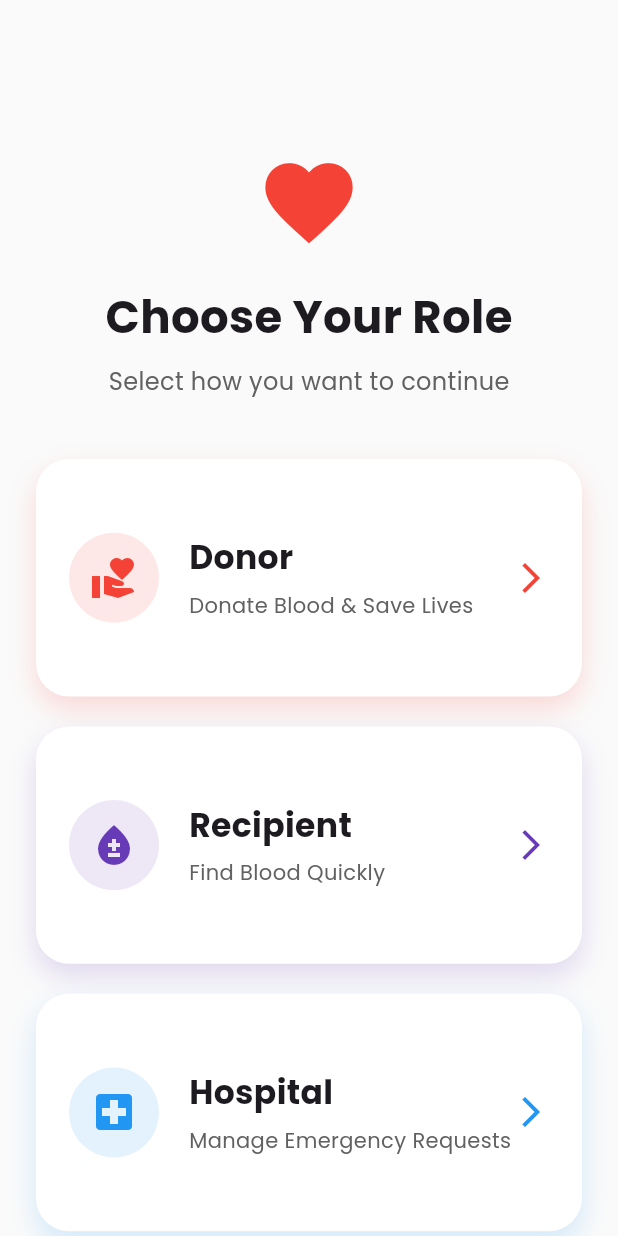
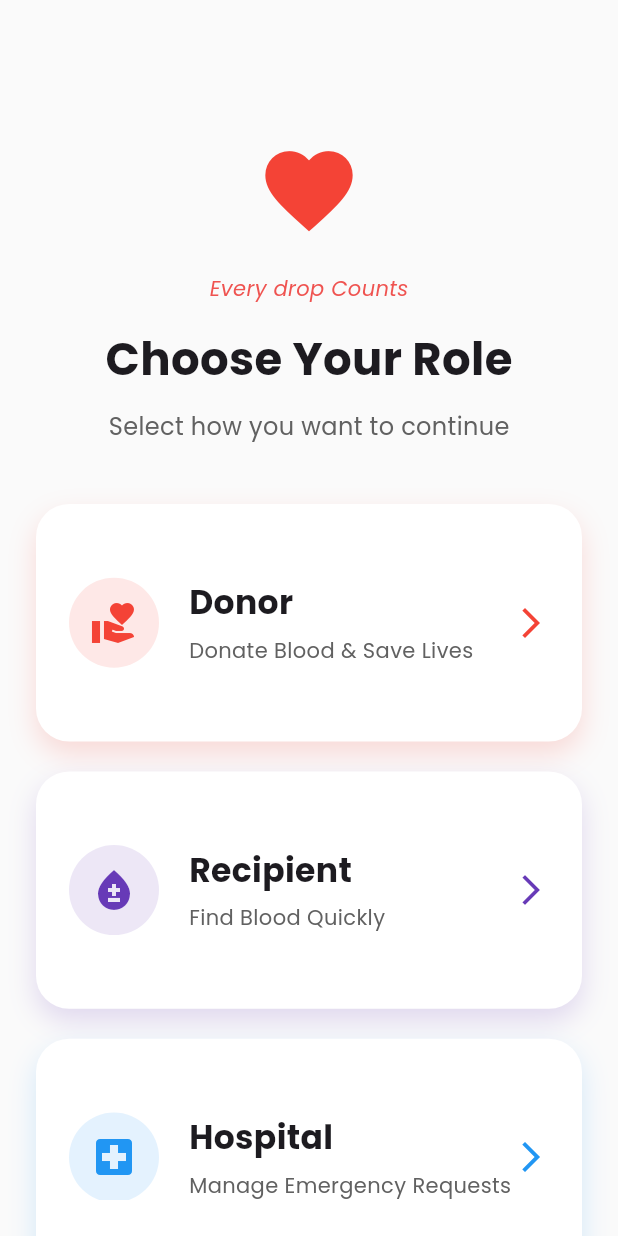
Before and after one commit to sowmiya-mj/Blood_Donors_App, a Flutter app: the RoleSelectionScreen screen opened directly, on a phone screen of 412 x 824 dp. Run offline on Flutter 3.47's test engine with Material 3 defaults, Android fonts, the phone set to English and light mode, and no system bars; our stand-ins replace firebase_core, google_fonts; accounts and stored records are empty.

Commit message:
7th commit

```diff
--- a/lib/screens/auth/role_selection_screen.dart
+++ b/lib/screens/auth/role_selection_screen.dart
@@ -19,7 +19,7 @@ class RoleSelectionScreen extends StatelessWidget {
             padding: const EdgeInsets.all(24),
             child: Column(
               children: [
-                const SizedBox(height: 20),
+                const SizedBox(height: 12),
 
                 const Icon(
                   Icons.favorite,
@@ -29,6 +29,18 @@ class RoleSelectionScreen extends StatelessWidget {
 
                 const SizedBox(height: 20),
 
+                Text(
+                  "Every drop Counts",
+                  style: TextStyle(
+                    color: Colors.red.shade400,
+                    fontSize: 14,
+                    fontStyle: FontStyle.italic,
+                    fontWeight: FontWeight.w500
+                  ),
+                ),
+
+                const SizedBox(height: 16),
+
                 const Text(
                   "Choose Your Role",
                   style: TextStyle(
@@ -37,7 +49,8 @@ class RoleSelectionScreen extends StatelessWidget {
                   ),
                 ),
 
-                const SizedBox(height: 10),
+
+                const SizedBox(height: 12),
 
                 Text(
                   "Select how you want to continue",
--- a/lib/screens/onboarding/onboarding_model.dart
+++ b/lib/screens/onboarding/onboarding_model.dart
@@ -27,7 +27,7 @@ const List<OnboardingModel> onboardingData = [
 
   OnboardingModel(
     image: 'assets/images/onboarding3_3_1.png',
-    title: 'Emergency Help in One Tap',
+    title: 'One Tap to Save a Life',
     description:
     'Send instant SOS alerts and connect with eligible donors around you.',
   ),
--- a/lib/screens/onboarding/onboarding_page.dart
+++ b/lib/screens/onboarding/onboarding_page.dart
@@ -68,7 +68,7 @@ class OnboardingPage extends StatelessWidget {
           model.title,
           textAlign: TextAlign.center,
           style: const TextStyle(
-            fontSize: 30,
+            fontSize: 27,
             fontWeight: FontWeight.bold,
             color: Color(0xFFD32F2F),
           ),
```
